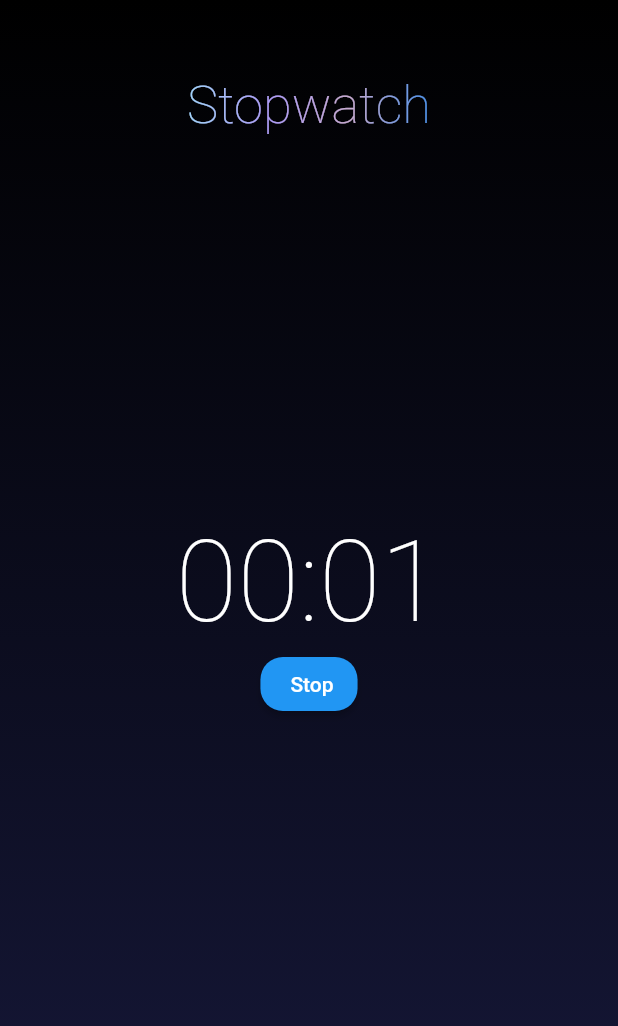
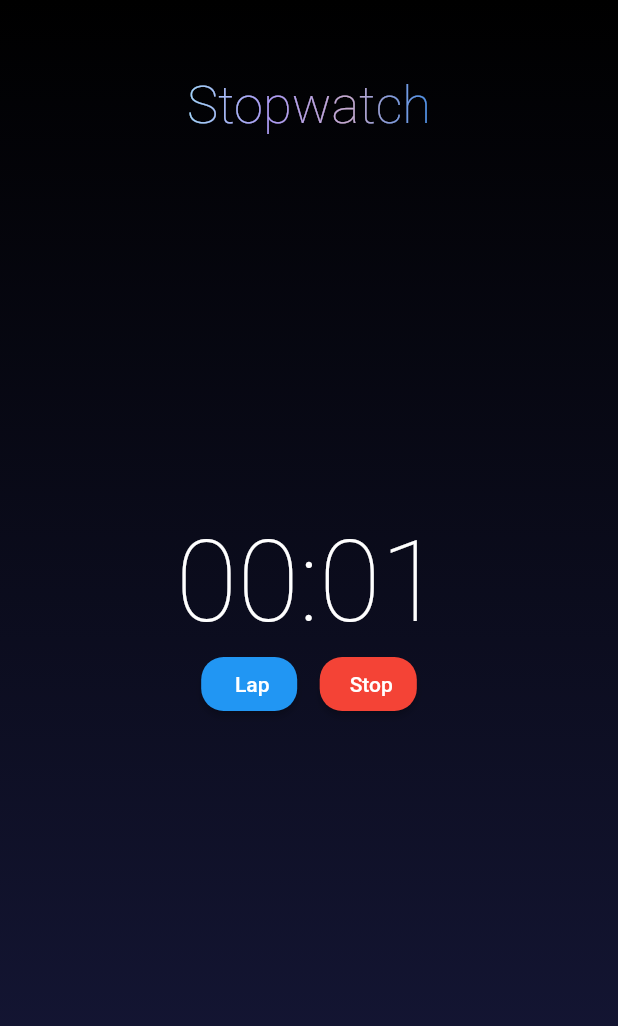
Before and after one commit to nickscamara/fitness_application, a Flutter app: the screen it shows after launch, after a tap on "Start", on a phone screen of 412 x 824 dp. Shown: the top 1026 px of the screen. Run offline on Flutter 3.47's test engine with Material 2 defaults, Android fonts, the phone set to English and light mode, and no system bars; our stand-ins replace flutter_hooks, flutter_riverpod, hooks_riverpod.

Commit message:
Nick: second task

```diff
--- a/lib/controllers/stop_watch_controller.dart
+++ b/lib/controllers/stop_watch_controller.dart
@@ -1,4 +1,5 @@
 import 'dart:async';
+import 'package:fitness_application/models/lap.dart';
 import 'package:fitness_application/models/stop_watch.dart';
 import 'package:fitness_application/util/stop_watch_state.dart';
 import 'package:flutter_riverpod/flutter_riverpod.dart';
@@ -9,32 +10,48 @@ class StopWatchController extends StateNotifier<StopWatch> {
 
   static const int count = 0;
   static final _initialState =
-      StopWatch(count: 0, state: StopWatchState.Initial);
+      StopWatch(count: 0, state: StopWatchState.Initial,laps: []);
   static final oneSec = const Duration(seconds: 1);
+
 
   StreamSubscription<int>? _counter;
   int currentTime = 0;
+   List<Lap> laps = [];
 
   get stopWatchCount => count;
 
   void start() {
     _counter?.cancel();
     _counter = startCounter().listen((duration) {
-      state = StopWatch(count: duration, state: StopWatchState.Running);
+      state = StopWatch(count: duration, state: StopWatchState.Running,laps:laps);
     });
   }
 
   void resume() {
     _counter = resumeCounter(currentTime).listen((duration) {
-      state = StopWatch(count: currentTime, state: StopWatchState.Running);
+      state = StopWatch(count: currentTime, state: StopWatchState.Running, laps: laps);
     });
   }
 
   void stop() {
     _counter!.pause();
-    state = StopWatch(count: currentTime, state: StopWatchState.Stopped);
+    state = StopWatch(count: currentTime, state: StopWatchState.Stopped, laps: laps);
   }
 
+  void lap() {
+    final lap = new Lap(currentTime,laps.length +1);
+    laps.add(lap);
+    state = StopWatch(
+        count: currentTime, state: StopWatchState.Running, laps: laps);
+  }
+
+  void reset() {
+    _counter?.cancel();
+    laps = [];
+    currentTime = 0;
+    state = StopWatch(
+        count: currentTime, state: StopWatchState.Initial, laps: laps);
+  }
 
   void dispose() {
     _counter?.cancel();
--- /dev/null
+++ b/lib/models/lap.dart
@@ -0,0 +1,12 @@
+class Lap{
+  int currentTime;
+  int lapNum;
+  Lap(this.currentTime,this.lapNum);
+
+  toMap(){
+    return {
+      "currentTime":currentTime,
+      "lapNum":lapNum,
+    };
+  }
+}
--- a/lib/models/stop_watch.dart
+++ b/lib/models/stop_watch.dart
@@ -1,12 +1,11 @@
-
 import 'package:fitness_application/util/stop_watch_state.dart';
 
-class StopWatch{
+import 'lap.dart';
 
+class StopWatch {
   int count;
   StopWatchState state;
+  List<Lap> laps;
 
-
-  StopWatch({required this.count,required this.state,});
-
+  StopWatch({required this.count, required this.state, required this.laps});
 }
--- a/lib/screens/home_screen.dart
+++ b/lib/screens/home_screen.dart
@@ -1,4 +1,5 @@
 import 'package:fitness_application/util/colors.dart';
+import 'package:fitness_application/widgets/laps_list_widget.dart';
 import 'package:fitness_application/widgets/stop_watch_widget.dart';
 import 'package:fitness_application/widgets/title_widget.dart';
 import 'package:flutter/material.dart';
@@ -22,6 +23,7 @@ class Home extends StatelessWidget {
             children: [
               TitleWidget(),
               StopWatchWidget(),
+              LapsListWidget(),
             ],
           ),
         ),
--- /dev/null
+++ b/lib/widgets/laps_list_widget.dart
@@ -0,0 +1,44 @@
+import 'package:fitness_application/models/lap.dart';
+import 'package:fitness_application/providers/stop_watch_provider.dart';
+import 'package:fitness_application/util/helper.dart';
+import 'package:flutter/material.dart';
+import 'package:hooks_riverpod/hooks_riverpod.dart';
+import 'package:flutter_hooks/flutter_hooks.dart';
+
+class LapsListWidget extends HookWidget {
+  const LapsListWidget({Key? key}) : super(key: key);
+
+  @override
+  Widget build(BuildContext context) {
+    final timer = useProvider(stopWatchProvider);
+    final timerState = useProvider(stopWatchProvider.notifier);
+    return Align(
+      alignment: Alignment.bottomCenter,
+      child: Container(
+        width: MediaQuery.of(context).size.width,
+        height: MediaQuery.of(context).size.height / 3,
+        child: ListView.builder(
+            itemCount: timerState.laps.length,
+            itemBuilder: (context, index) {
+              if (timerState.laps.length != 0) {
+                Lap lap = timerState.laps[timerState.laps.length - index - 1];
+                return ListTile(
+                  leading: Text(
+                    "Lap " + lap.lapNum.toString(),
+                    style: TextStyle(
+                        color: Colors.white,
+                        fontWeight: index == 0 ? FontWeight.bold :  FontWeight.normal ,
+                        fontSize: 16),
+                  ),
+                  trailing: Text(
+                    Helper.durationCalc(lap.currentTime).toString(),
+                    style: TextStyle(color: Colors.white, fontSize: 16),
+                  ),
+                );
+              }
+              return Container();
+            }),
+      ),
+    );
+  }
+}
--- a/lib/widgets/stop_watch_widget.dart
+++ b/lib/widgets/stop_watch_widget.dart
@@ -1,4 +1,5 @@
 import 'package:fitness_application/providers/stop_watch_provider.dart';
+import 'package:fitness_application/util/colors.dart';
 import 'package:fitness_application/util/stop_watch_state.dart';
 import 'package:fitness_application/widgets/custom_button.dart';
 import 'package:fitness_application/widgets/stop_watch_text.dart';
@@ -21,6 +22,30 @@ class StopWatchWidget extends HookWidget {
           mainAxisAlignment: MainAxisAlignment.center,
           children: [
             // I could have used ternary with only 2 widgets, but looked too messy
+            if (timerState.state == StopWatchState.Stopped)
+              CustomButton(
+                key: Key("reset-button"),
+                label: Text("Reset"),
+                onTap: () {
+                  if (timerState.state == StopWatchState.Stopped) {
+                    timer.reset();
+                  }
+                },
+              ),
+            if (timerState.state != StopWatchState.Stopped)
+              CustomButton(
+                key: Key("lap-button"),
+                label: Text("Lap"),
+                color: timerState.state == StopWatchState.Initial ? Colors.grey.withOpacity(.3) : CustomColors.primaryColor ,
+                onTap: () {
+                  if (timerState.state == StopWatchState.Running) {
+                    timer.lap();
+                  }
+                },
+              ),
+            SizedBox(
+              width: 15,
+            ),
             if (timerState.state == StopWatchState.Initial)
               CustomButton(
                 label: Text("Start"),
@@ -34,6 +59,7 @@ class StopWatchWidget extends HookWidget {
             if (timerState.state == StopWatchState.Stopped)
               CustomButton(
                 label: Text("Resume"),
+                color: Colors.green,
                 onTap: () {
                   if (timerState.state == StopWatchState.Stopped) {
                     timer.resume();
@@ -44,6 +70,7 @@ class StopWatchWidget extends HookWidget {
             if (timerState.state == StopWatchState.Running)
               CustomButton(
                 label: Text("Stop"),
+                color: Colors.red,
                 onTap: () {
                   if (timerState.state == StopWatchState.Running) {
                     timer.stop();
```
Also changed, not shown: 1 other file.
